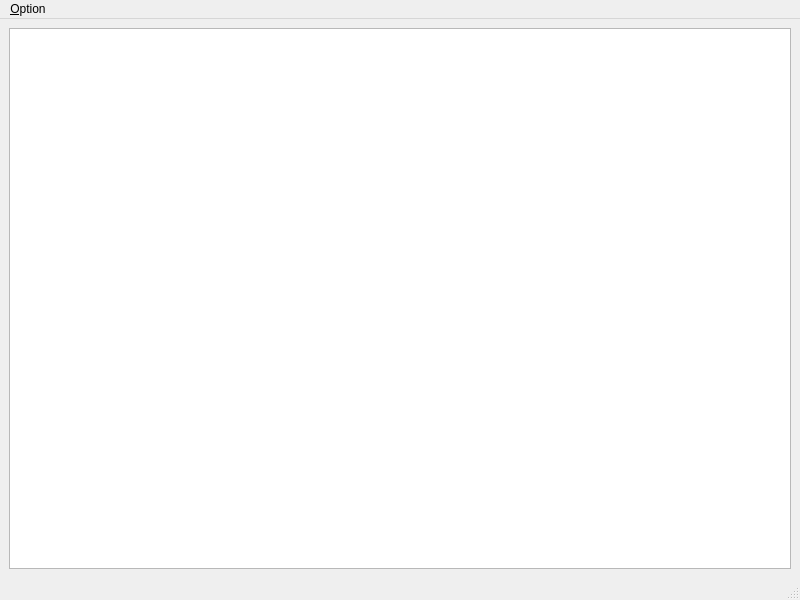
This is main_window.ui in Tkjm/dnn-test-survival as Qt 5 draws it before an edit. The edited form follows.
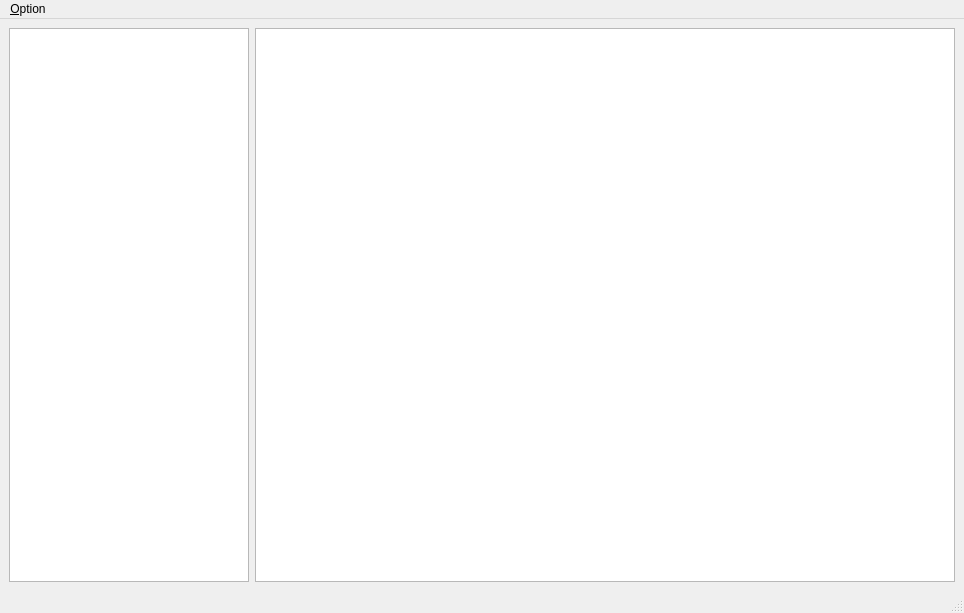
This is the edited form.

Commit message: Group outputs into separate categories

Diff of the .ui file:
```diff
--- a/main_window.ui
+++ b/main_window.ui
@@ -6,8 +6,8 @@
    <rect>
     <x>0</x>
     <y>0</y>
-    <width>800</width>
-    <height>600</height>
+    <width>964</width>
+    <height>613</height>
    </rect>
   </property>
   <property name="windowTitle">
@@ -15,6 +15,19 @@
   </property>
   <widget class="QWidget" name="centralwidget">
    <layout class="QHBoxLayout" name="horizontalLayout">
+    <item>
+     <widget class="QListWidget" name="listWidget">
+      <property name="maximumSize">
+       <size>
+        <width>240</width>
+        <height>16777215</height>
+       </size>
+      </property>
+      <property name="sortingEnabled">
+       <bool>true</bool>
+      </property>
+     </widget>
+    </item>
     <item>
      <widget class="QPlainTextEdit" name="plainTextEdit">
       <property name="enabled">
@@ -32,7 +45,7 @@
     <rect>
      <x>0</x>
      <y>0</y>
-     <width>800</width>
+     <width>964</width>
      <height>25</height>
     </rect>
    </property>
```
The commit also changes 2 other files.
